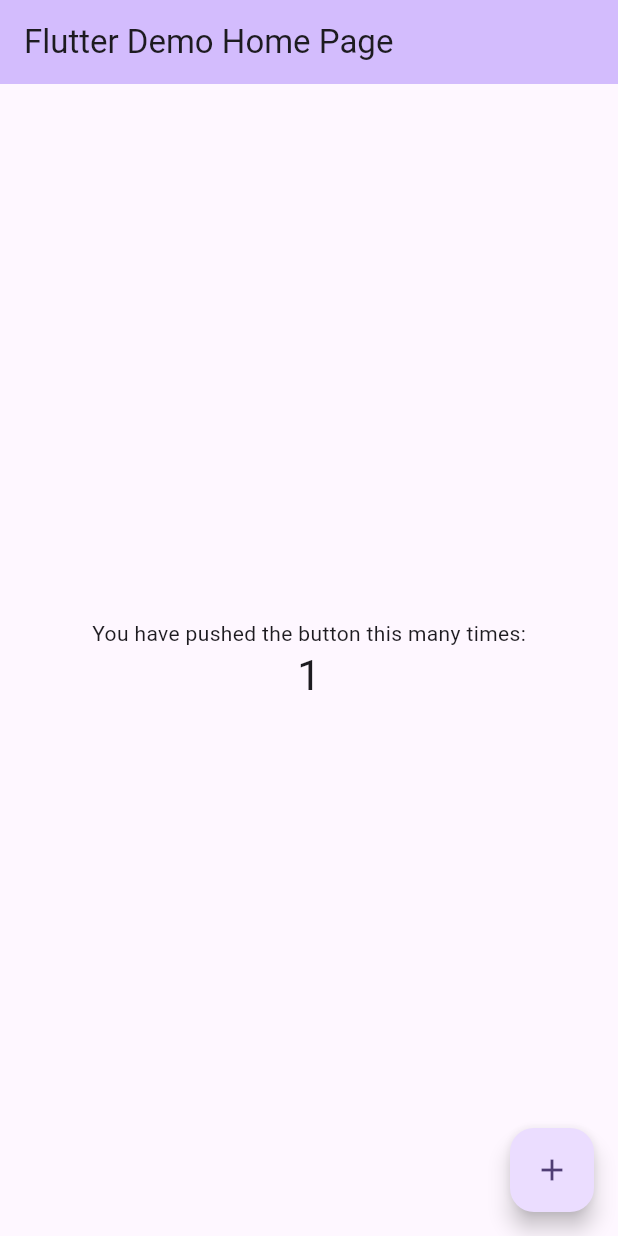
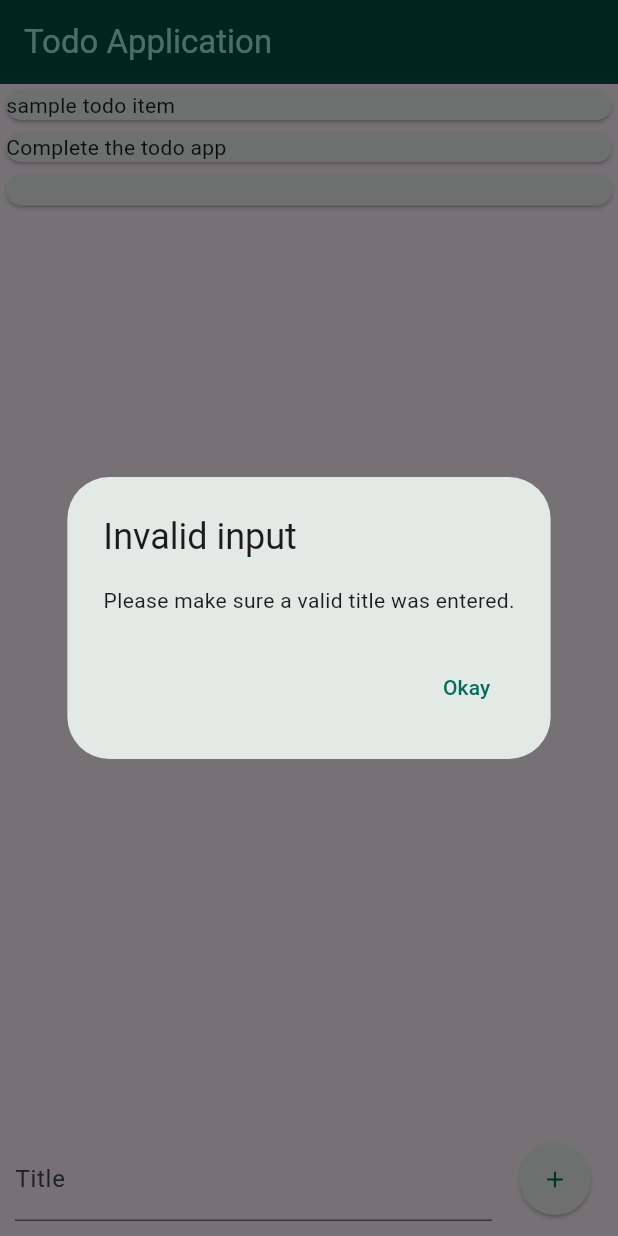
Before and after one commit to namansharma05/todo_app, a Flutter app: the screen it shows after launch, after a tap on the "add" icon, on a phone screen of 412 x 824 dp. Run offline on Flutter 3.47's test engine with Material 3 defaults, Android fonts, the phone set to English and light mode, and no system bars.

Commit message:
made simple ui to show current todo items and add new todo items to the list

```diff
--- /dev/null
+++ b/lib/components/todolist.dart
@@ -0,0 +1,19 @@
+import 'package:flutter/material.dart';
+import 'package:todo_app/widgets/todo.dart';
+
+class TodoList extends StatelessWidget {
+  const TodoList({super.key, required this.registeredTodo});
+  final List<Todo> registeredTodo;
+
+  @override
+  Widget build(BuildContext context) {
+    return ListView.builder(
+      itemCount: registeredTodo.length,
+      itemBuilder: (context, index) {
+        return Card(
+          child: Text(registeredTodo[index].title),
+        );
+      },
+    );
+  }
+}
--- a/lib/main.dart
+++ b/lib/main.dart
@@ -1,5 +1,9 @@
 import 'package:flutter/material.dart';
+import 'package:todo_app/screens/home_page.dart';
 
+var xColorScheme = ColorScheme.fromSeed(
+  seedColor: const Color.fromARGB(255, 0, 142, 123),
+);
 void main() {
   runApp(const MyApp());
 }
@@ -7,119 +11,18 @@ void main() {
 class MyApp extends StatelessWidget {
   const MyApp({super.key});
 
-  // This widget is the root of your application.
   @override
   Widget build(BuildContext context) {
     return MaterialApp(
-      title: 'Flutter Demo',
-      theme: ThemeData(
-        // This is the theme of your application.
-        //
-        // TRY THIS: Try running your application with "flutter run". You'll see
-        // the application has a purple toolbar. Then, without quitting the app,
-        // try changing the seedColor in the colorScheme below to Colors.green
-        // and then invoke "hot reload" (save your changes or press the "hot
-        // reload" button in a Flutter-supported IDE, or press "r" if you used
-        // the command line to start the app).
-        //
-        // Notice that the counter didn't reset back to zero; the application
-        // state is not lost during the reload. To reset the state, use hot
-        // restart instead.
-        //
-        // This works for code too, not just values: Most code changes can be
-        // tested with just a hot reload.
-        colorScheme: ColorScheme.fromSeed(seedColor: Colors.deepPurple),
-        useMaterial3: true,
+      debugShowCheckedModeBanner: false,
+      theme: ThemeData().copyWith(
+        colorScheme: xColorScheme,
+        appBarTheme: const AppBarTheme().copyWith(
+          backgroundColor: xColorScheme.onPrimaryContainer,
+          foregroundColor: xColorScheme.primaryContainer,
+        ),
       ),
-      home: const MyHomePage(title: 'Flutter Demo Home Page'),
+      home: const HomePage(),
     );
   }
 }
-
-class MyHomePage extends StatefulWidget {
-  const MyHomePage({super.key, required this.title});
-
-  // This widget is the home page of your application. It is stateful, meaning
-  // that it has a State object (defined below) that contains fields that affect
-  // how it looks.
-
-  // This class is the configuration for the state. It holds the values (in this
-  // case the title) provided by the parent (in this case the App widget) and
-  // used by the build method of the State. Fields in a Widget subclass are
-  // always marked "final".
-
-  final String title;
-
-  @override
-  State<MyHomePage> createState() => _MyHomePageState();
-}
-
-class _MyHomePageState extends State<MyHomePage> {
-  int _counter = 0;
-
-  void _incrementCounter() {
-    setState(() {
-      // This call to setState tells the Flutter framework that something has
-      // changed in this State, which causes it to rerun the build method below
-      // so that the display can reflect the updated values. If we changed
-      // _counter without calling setState(), then the build method would not be
-      // called again, and so nothing would appear to happen.
-      _counter++;
-    });
-  }
-
-  @override
-  Widget build(BuildContext context) {
-    // This method is rerun every time setState is called, for instance as done
-    // by the _incrementCounter method above.
-    //
-    // The Flutter framework has been optimized to make rerunning build methods
-    // fast, so that you can just rebuild anything that needs updating rather
-    // than having to individually change instances of widgets.
-    return Scaffold(
-      appBar: AppBar(
-        // TRY THIS: Try changing the color here to a specific color (to
-        // Colors.amber, perhaps?) and trigger a hot reload to see the AppBar
-        // change color while the other colors stay the same.
-        backgroundColor: Theme.of(context).colorScheme.inversePrimary,
-        // Here we take the value from the MyHomePage object that was created by
-        // the App.build method, and use it to set our appbar title.
-        title: Text(widget.title),
-      ),
-      body: Center(
-        // Center is a layout widget. It takes a single child and positions it
-        // in the middle of the parent.
-        child: Column(
-          // Column is also a layout widget. It takes a list of children and
-          // arranges them vertically. By default, it sizes itself to fit its
-          // children horizontally, and tries to be as tall as its parent.
-          //
-          // Column has various properties to control how it sizes itself and
-          // how it positions its children. Here we use mainAxisAlignment to
-          // center the children vertically; the main axis here is the vertical
-          // axis because Columns are vertical (the cross axis would be
-          // horizontal).
-          //
-          // TRY THIS: Invoke "debug painting" (choose the "Toggle Debug Paint"
-          // action in the IDE, or press "p" in the console), to see the
-          // wireframe for each widget.
-          mainAxisAlignment: MainAxisAlignment.center,
-          children: <Widget>[
-            const Text(
-              'You have pushed the button this many times:',
-            ),
-            Text(
-              '$_counter',
-              style: Theme.of(context).textTheme.headlineMedium,
-            ),
-          ],
-        ),
-      ),
-      floatingActionButton: FloatingActionButton(
-        onPressed: _incrementCounter,
-        tooltip: 'Increment',
-        child: const Icon(Icons.add),
-      ), // This trailing comma makes auto-formatting nicer for build methods.
-    );
-  }
-}
--- /dev/null
+++ b/lib/screens/home_page.dart
@@ -0,0 +1,45 @@
+import 'package:flutter/material.dart';
+import 'package:todo_app/components/todolist.dart';
+import 'package:todo_app/widgets/newtodo.dart';
+import 'package:todo_app/widgets/todo.dart';
+
+class HomePage extends StatefulWidget {
+  const HomePage({super.key});
+
+  @override
+  State<HomePage> createState() => _HomePageState();
+}
+
+class _HomePageState extends State<HomePage> {
+  final List<Todo> _registeredTodo = [
+    Todo(title: 'sample todo item'),
+    Todo(title: 'Complete the todo app'),
+  ];
+
+  void addNewItem(Todo newItem) {
+    setState(() {
+      _registeredTodo.add(newItem);
+    });
+  }
+
+  @override
+  Widget build(BuildContext context) {
+    return Scaffold(
+      appBar: AppBar(
+        title: const Text('Todo Application'),
+      ),
+      body: Column(
+        children: [
+          Expanded(
+            child: TodoList(
+              registeredTodo: _registeredTodo,
+            ),
+          ),
+          NewTodo(
+            onAddNewItem: addNewItem,
+          ),
+        ],
+      ),
+    );
+  }
+}
--- /dev/null
+++ b/lib/widgets/newtodo.dart
@@ -0,0 +1,76 @@
+import 'package:flutter/material.dart';
+import 'package:todo_app/widgets/todo.dart';
+
+class NewTodo extends StatefulWidget {
+  const NewTodo({super.key, required this.onAddNewItem});
+  final void Function(Todo newItem) onAddNewItem;
+
+  @override
+  State<NewTodo> createState() => _NewTodoState();
+}
+
+class _NewTodoState extends State<NewTodo> {
+  final _enteredItem = TextEditingController();
+
+  @override
+  void dispose() {
+    _enteredItem.dispose();
+    super.dispose();
+  }
+
+  void onSubmitNewItem() {
+    if (_enteredItem.text.trim().isEmpty) {
+      showDialog(
+        context: context,
+        builder: (ctx) => AlertDialog(
+          title: const Text('Invalid input'),
+          content: const Text('Please make sure a valid title was entered.'),
+          actions: [
+            TextButton(
+              onPressed: () {
+                Navigator.pop(ctx);
+              },
+              child: const Text('Okay'),
+            ),
+          ],
+        ),
+      );
+    }
+    widget.onAddNewItem(Todo(title: _enteredItem.text));
+    FocusScope.of(context).unfocus();
+    _enteredItem.clear();
+  }
+
+  @override
+  Widget build(BuildContext context) {
+    return Container(
+      width: double.infinity,
+      padding: const EdgeInsets.all(10),
+      child: Row(
+        children: [
+          Expanded(
+            child: TextField(
+              controller: _enteredItem,
+              autocorrect: false,
+              autofocus: false,
+              decoration: const InputDecoration(
+                label: Text('Title'),
+              ),
+            ),
+          ),
+          Container(
+            margin: const EdgeInsets.only(left: 10),
+            child: ElevatedButton(
+              style: ElevatedButton.styleFrom(
+                shape: const CircleBorder(),
+                padding: const EdgeInsets.all(15),
+              ),
+              child: const Icon(Icons.add),
+              onPressed: onSubmitNewItem,
+            ),
+          ),
+        ],
+      ),
+    );
+  }
+}
--- /dev/null
+++ b/lib/widgets/todo.dart
@@ -0,0 +1,5 @@
+class Todo {
+  Todo({required this.title});
+
+  final String title;
+}
```
